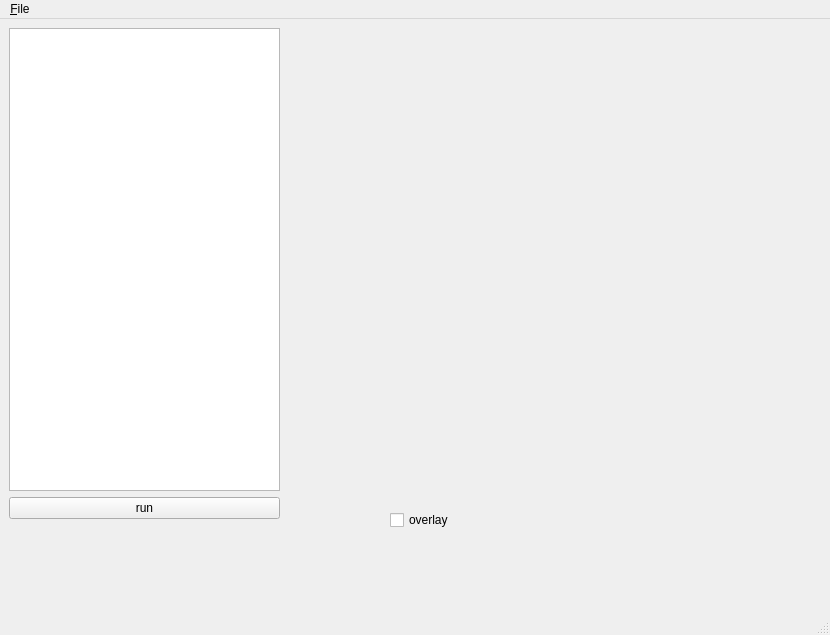
First picture: the form in gui/source/MainWindow.ui, repository axel971/software, before the edit.
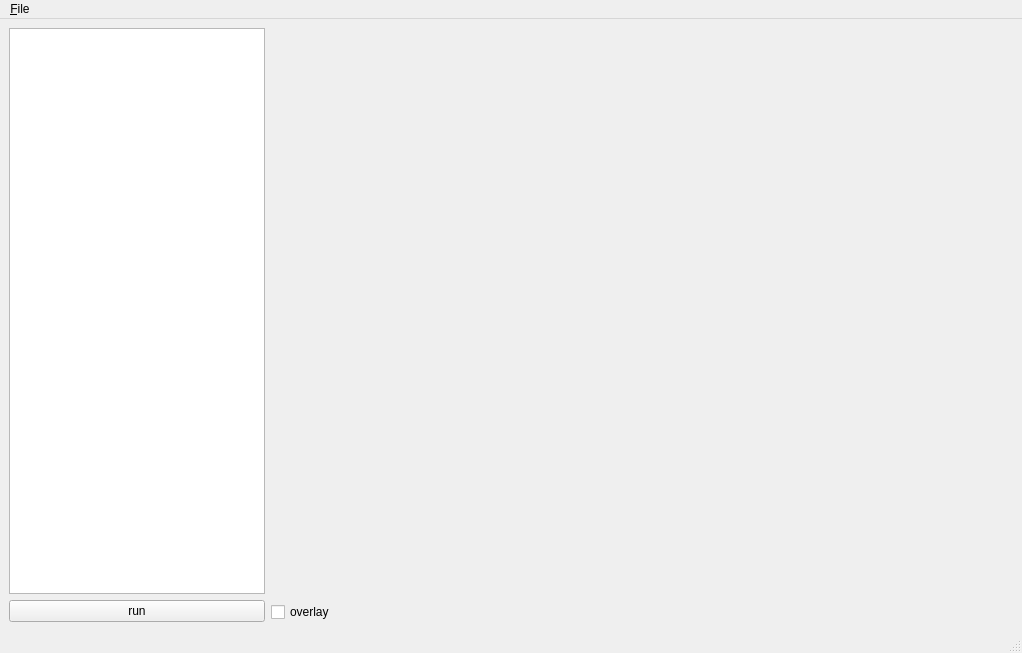
Second picture: the form after the edit.

```diff
--- a/gui/source/MainWindow.ui
+++ b/gui/source/MainWindow.ui
@@ -6,55 +6,40 @@
    <rect>
     <x>0</x>
     <y>0</y>
-    <width>830</width>
-    <height>635</height>
+    <width>1022</width>
+    <height>653</height>
    </rect>
   </property>
+  <property name="sizePolicy">
+   <sizepolicy hsizetype="Preferred" vsizetype="Preferred">
+    <horstretch>0</horstretch>
+    <verstretch>0</verstretch>
+   </sizepolicy>
+  </property>
   <property name="windowTitle">
    <string>MainWindow</string>
   </property>
   <widget class="QWidget" name="centralwidget">
-   <widget class="QWidget" name="">
-    <property name="geometry">
-     <rect>
-      <x>390</x>
-      <y>10</y>
-      <width>381</width>
-      <height>501</height>
-     </rect>
-    </property>
-    <layout class="QVBoxLayout" name="verticalLayout_2">
+   <property name="sizePolicy">
+    <sizepolicy hsizetype="Preferred" vsizetype="Preferred">
+     <horstretch>0</horstretch>
+     <verstretch>0</verstretch>
+    </sizepolicy>
+   </property>
+   <layout class="QHBoxLayout" name="horizontalLayout_2">
      <item>
-      <widget class="QLabel" name="displayImage">
-       <property name="text">
-        <string/>
-       </property>
-      </widget>
-     </item>
-     <item>
-      <widget class="QCheckBox" name="overlay">
-       <property name="text">
-        <string>overlay</string>
-       </property>
-      </widget>
-     </item>
-    </layout>
-   </widget>
-   <widget class="QWidget" name="">
-    <property name="geometry">
-     <rect>
-      <x>9</x>
-      <y>9</y>
-      <width>271</width>
-      <height>491</height>
-     </rect>
-    </property>
     <layout class="QVBoxLayout" name="verticalLayout">
      <property name="sizeConstraint">
       <enum>QLayout::SetDefaultConstraint</enum>
      </property>
      <item>
       <widget class="QListWidget" name="listFiles">
+        <property name="sizePolicy">
+         <sizepolicy hsizetype="Fixed" vsizetype="Expanding">
+          <horstretch>0</horstretch>
+          <verstretch>0</verstretch>
+         </sizepolicy>
+        </property>
        <property name="maximumSize">
         <size>
          <width>16777204</width>
@@ -65,6 +50,12 @@
      </item>
      <item>
       <widget class="QPushButton" name="run">
+        <property name="sizePolicy">
+         <sizepolicy hsizetype="Fixed" vsizetype="Fixed">
+          <horstretch>0</horstretch>
+          <verstretch>0</verstretch>
+         </sizepolicy>
+        </property>
        <property name="maximumSize">
         <size>
          <width>16777204</width>
@@ -77,14 +68,48 @@
       </widget>
      </item>
     </layout>
-   </widget>
+    </item>
+    <item>
+     <layout class="QVBoxLayout" name="verticalLayout_2">
+      <item>
+       <widget class="QLabel" name="displayImage">
+        <property name="enabled">
+         <bool>true</bool>
+        </property>
+        <property name="sizePolicy">
+         <sizepolicy hsizetype="Ignored" vsizetype="Ignored">
+          <horstretch>0</horstretch>
+          <verstretch>0</verstretch>
+         </sizepolicy>
+        </property>
+        <property name="text">
+         <string/>
+        </property>
+       </widget>
+      </item>
+      <item>
+       <widget class="QCheckBox" name="overlay">
+        <property name="sizePolicy">
+         <sizepolicy hsizetype="Expanding" vsizetype="Fixed">
+          <horstretch>0</horstretch>
+          <verstretch>0</verstretch>
+         </sizepolicy>
+        </property>
+        <property name="text">
+         <string>overlay</string>
+        </property>
+       </widget>
+      </item>
+     </layout>
+    </item>
+   </layout>
   </widget>
   <widget class="QMenuBar" name="menubar">
    <property name="geometry">
     <rect>
      <x>0</x>
      <y>0</y>
-     <width>830</width>
+     <width>1022</width>
      <height>25</height>
     </rect>
    </property>
```
Lines whose indentation alone changed are shown as unchanged.
